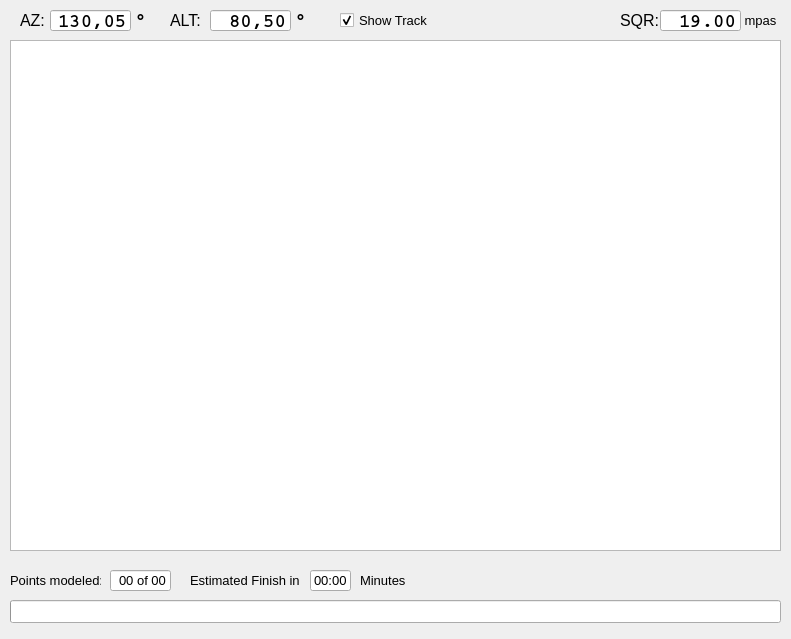
The window that mountwizzard/gui/coordinate_dialog_ui.ui (sayitfast/MountWizzard3) describes before a commit, drawn with Qt 5.
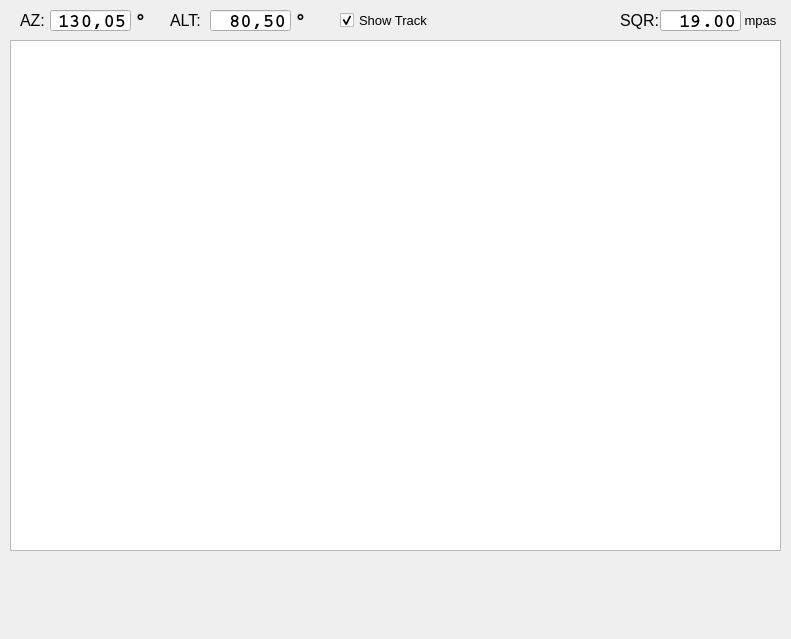
The same window after the commit.

Commit message: refactoring matplotlib integration into widget base class

Diff of the .ui file:
```diff
--- a/mountwizzard/gui/coordinate_dialog_ui.ui
+++ b/mountwizzard/gui/coordinate_dialog_ui.ui
@@ -322,172 +322,6 @@
     <bool>false</bool>
    </property>
   </widget>
-  <widget class="QLabel" name="label_11">
-   <property name="geometry">
-    <rect>
-     <x>10</x>
-     <y>570</y>
-     <width>91</width>
-     <height>21</height>
-    </rect>
-   </property>
-   <property name="font">
-    <font>
-     <family>MS Shell Dlg 2</family>
-     <pointsize>10</pointsize>
-     <weight>50</weight>
-     <bold>false</bold>
-    </font>
-   </property>
-   <property name="text">
-    <string>Points modeled:</string>
-   </property>
-  </widget>
-  <widget class="QLineEdit" name="le_modelingStatus">
-   <property name="geometry">
-    <rect>
-     <x>110</x>
-     <y>570</y>
-     <width>61</width>
-     <height>21</height>
-    </rect>
-   </property>
-   <property name="font">
-    <font>
-     <family>MS Shell Dlg 2</family>
-     <pointsize>10</pointsize>
-     <weight>50</weight>
-     <bold>false</bold>
-    </font>
-   </property>
-   <property name="mouseTracking">
-    <bool>false</bool>
-   </property>
-   <property name="focusPolicy">
-    <enum>Qt::NoFocus</enum>
-   </property>
-   <property name="acceptDrops">
-    <bool>false</bool>
-   </property>
-   <property name="toolTip">
-    <string>&lt;html&gt;&lt;head/&gt;&lt;body&gt;&lt;p&gt;&lt;span style=&quot; font-size:10pt;&quot;&gt;Progress in modeling.&lt;/span&gt;&lt;/p&gt;&lt;/body&gt;&lt;/html&gt;</string>
-   </property>
-   <property name="layoutDirection">
-    <enum>Qt::RightToLeft</enum>
-   </property>
-   <property name="text">
-    <string>00 of 00</string>
-   </property>
-   <property name="alignment">
-    <set>Qt::AlignRight|Qt::AlignTrailing|Qt::AlignVCenter</set>
-   </property>
-   <property name="readOnly">
-    <bool>true</bool>
-   </property>
-  </widget>
-  <widget class="QProgressBar" name="bar_modelingStatusPercent">
-   <property name="geometry">
-    <rect>
-     <x>10</x>
-     <y>600</y>
-     <width>771</width>
-     <height>23</height>
-    </rect>
-   </property>
-   <property name="maximum">
-    <number>1000</number>
-   </property>
-   <property name="value">
-    <number>1</number>
-   </property>
-   <property name="textVisible">
-    <bool>false</bool>
-   </property>
-  </widget>
-  <widget class="QLineEdit" name="le_modelingStatusTime">
-   <property name="geometry">
-    <rect>
-     <x>310</x>
-     <y>570</y>
-     <width>41</width>
-     <height>21</height>
-    </rect>
-   </property>
-   <property name="font">
-    <font>
-     <family>MS Shell Dlg 2</family>
-     <pointsize>10</pointsize>
-     <weight>50</weight>
-     <bold>false</bold>
-    </font>
-   </property>
-   <property name="mouseTracking">
-    <bool>false</bool>
-   </property>
-   <property name="focusPolicy">
-    <enum>Qt::NoFocus</enum>
-   </property>
-   <property name="acceptDrops">
-    <bool>false</bool>
-   </property>
-   <property name="toolTip">
-    <string>&lt;html&gt;&lt;head/&gt;&lt;body&gt;&lt;p&gt;&lt;span style=&quot; font-size:10pt;&quot;&gt;Progress in modeling.&lt;/span&gt;&lt;/p&gt;&lt;/body&gt;&lt;/html&gt;</string>
-   </property>
-   <property name="layoutDirection">
-    <enum>Qt::RightToLeft</enum>
-   </property>
-   <property name="text">
-    <string>00:00</string>
-   </property>
-   <property name="alignment">
-    <set>Qt::AlignRight|Qt::AlignTrailing|Qt::AlignVCenter</set>
-   </property>
-   <property name="readOnly">
-    <bool>true</bool>
-   </property>
-  </widget>
-  <widget class="QLabel" name="label_12">
-   <property name="geometry">
-    <rect>
-     <x>190</x>
-     <y>570</y>
-     <width>111</width>
-     <height>21</height>
-    </rect>
-   </property>
-   <property name="font">
-    <font>
-     <family>MS Shell Dlg 2</family>
-     <pointsize>10</pointsize>
-     <weight>50</weight>
-     <bold>false</bold>
-    </font>
-   </property>
-   <property name="text">
-    <string>Estimated Finish in </string>
-   </property>
-  </widget>
-  <widget class="QLabel" name="label_13">
-   <property name="geometry">
-    <rect>
-     <x>360</x>
-     <y>570</y>
-     <width>51</width>
-     <height>21</height>
-    </rect>
-   </property>
-   <property name="font">
-    <font>
-     <family>MS Shell Dlg 2</family>
-     <pointsize>10</pointsize>
-     <weight>50</weight>
-     <bold>false</bold>
-    </font>
-   </property>
-   <property name="text">
-    <string>Minutes</string>
-   </property>
-  </widget>
   <widget class="QCheckBox" name="checkRunTrackingWidget">
    <property name="geometry">
     <rect>
```
The commit also changes 9 other files.
